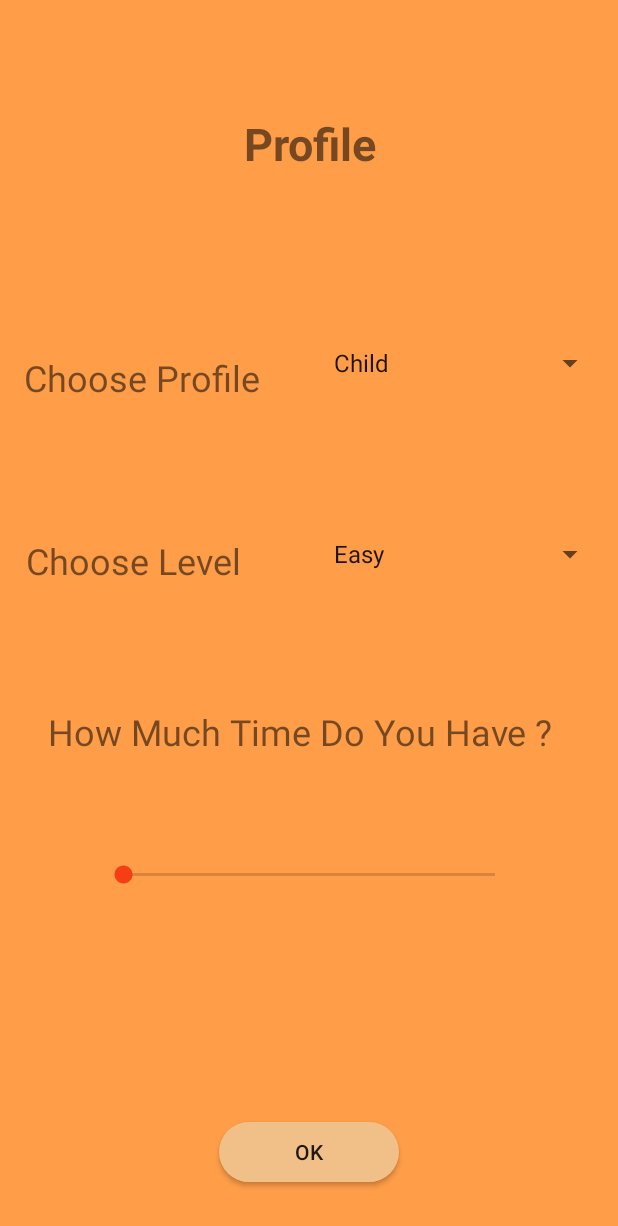
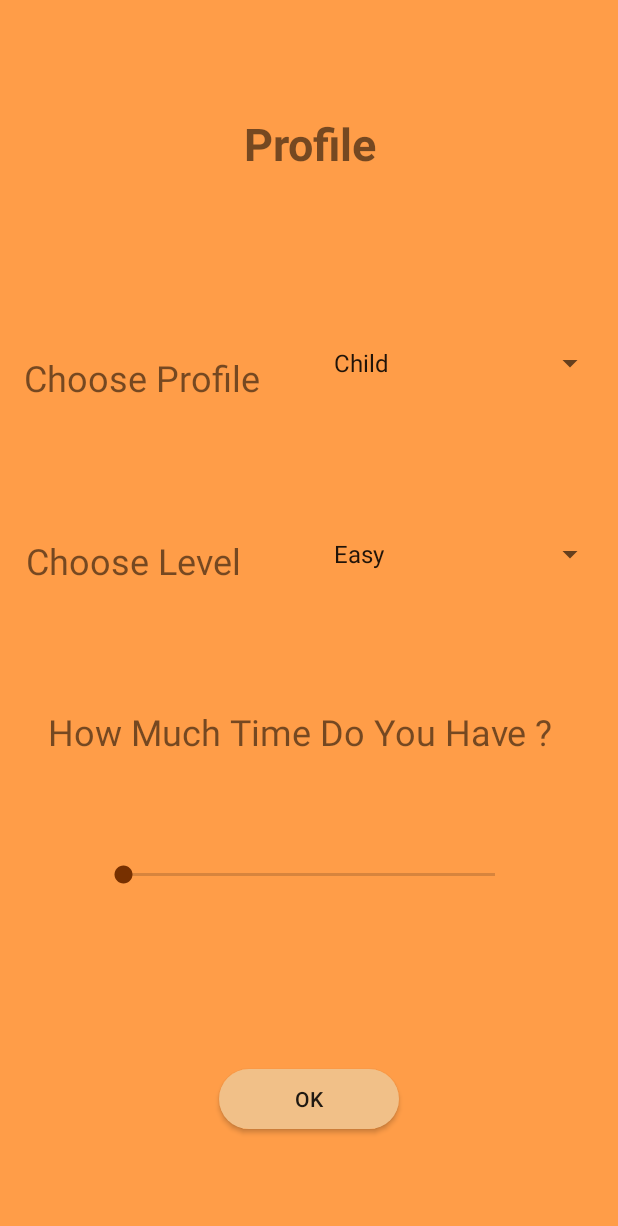
Before and after one commit to NaamaKessler/hackathon, an Android app: the ThirdActivity screen opened directly, with no data from a screen before it, on a phone screen of 412 x 824 dp. Shown: the top 1226 px of the screen. Run offline under Robolectric (Android 15) with nearby library versions, the phone set to English and light mode, and no system bars.

Commit message:
Update colors and buttons

```diff
--- a/app/src/main/res/layout/activity_third.xml
+++ b/app/src/main/res/layout/activity_third.xml
@@ -145,13 +145,12 @@
         android:layout_marginRight="8dp"
         android:layout_marginStart="8dp"
         android:layout_marginTop="8dp"
+        android:background="@drawable/rounded_button"
         android:text="OK"
-        android:background="@drawable/rounded_button"
         app:layout_constraintBottom_toBottomOf="parent"
         app:layout_constraintEnd_toEndOf="parent"
-        app:layout_constraintHorizontal_bias="0.501"
         app:layout_constraintStart_toStartOf="parent"
         app:layout_constraintTop_toTopOf="parent"
-        app:layout_constraintVertical_bias="1.0" />
+        app:layout_constraintVertical_bias="0.952" />
 
 </android.support.constraint.ConstraintLayout>
--- a/app/src/main/res/values/colors.xml
+++ b/app/src/main/res/values/colors.xml
@@ -1,10 +1,10 @@
 <?xml version="1.0" encoding="utf-8"?>
 <resources>
-    <color name="colorPrimary">#FF6600</color>
-    <color name="colorPrimaryDark">#993D00</color>
-    <color name="colorAccent">#f63e15</color>
-    <color name="orangedark">#993D00</color>
-    <color name="orangemid">#FF6600</color>
+    <color name="colorPrimary">#fb7a24</color>
+    <color name="colorPrimaryDark">#773000</color>
+    <color name="colorAccent">#773000</color>
+    <color name="orangedark">#773000</color>
+    <color name="orangemid">#fb7a24</color>
     <color name="orangelight">#ff9d48</color>
     <color name="almostwhite">#f1c088</color>
     <color name="whitemid">#f5d8b6</color>
```
